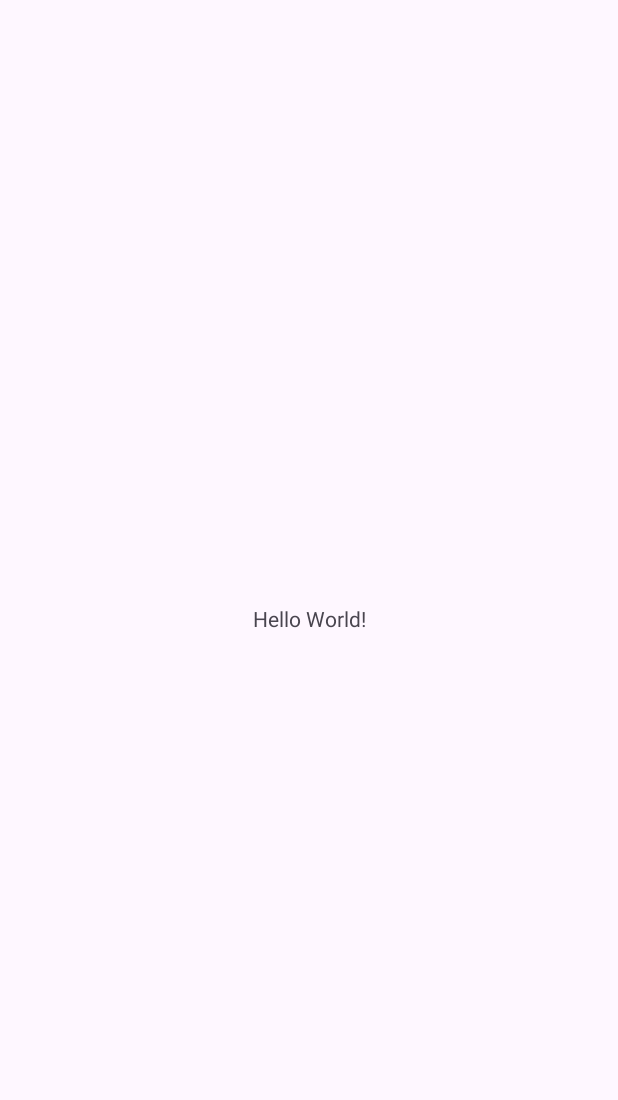
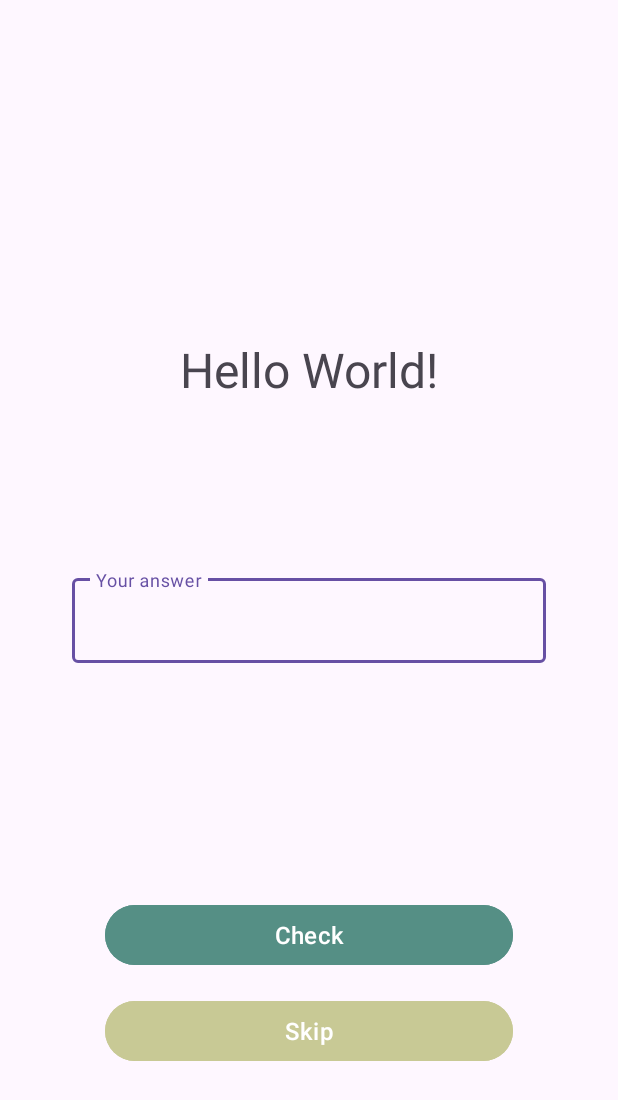
Before and after one commit to GermanFromSP/GoogleUnscrambleAppTDD, an Android app: the screen it shows after launch (MainActivity), on a phone screen of 412 x 824 dp. Before the commit the part shown is almost empty. Shown: the top 1100 px of the screen. Run offline under Robolectric (Android 15) with nearby library versions, the phone set to English and light mode, and no system bars.

Commit message:
UG-03 Create XML file

```diff
--- a/app/src/main/java/ru/german/android/expertcourseunscrambleword/MainActivity.kt
+++ b/app/src/main/java/ru/german/android/expertcourseunscrambleword/MainActivity.kt
@@ -11,7 +11,7 @@ class MainActivity : AppCompatActivity() {
         super.onCreate(savedInstanceState)
         enableEdgeToEdge()
         setContentView(R.layout.activity_main)
-        ViewCompat.setOnApplyWindowInsetsListener(findViewById(R.id.main)) { v, insets ->
+        ViewCompat.setOnApplyWindowInsetsListener(findViewById(R.id.rootLayout)) { v, insets ->
             val systemBars = insets.getInsets(WindowInsetsCompat.Type.systemBars())
             v.setPadding(systemBars.left, systemBars.top, systemBars.right, systemBars.bottom)
             insets
--- a/app/src/main/res/layout/activity_main.xml
+++ b/app/src/main/res/layout/activity_main.xml
@@ -1,19 +1,98 @@
 <?xml version="1.0" encoding="utf-8"?>
-<androidx.constraintlayout.widget.ConstraintLayout xmlns:android="http://schemas.android.com/apk/res/android"
+<LinearLayout xmlns:android="http://schemas.android.com/apk/res/android"
     xmlns:app="http://schemas.android.com/apk/res-auto"
     xmlns:tools="http://schemas.android.com/tools"
-    android:id="@+id/main"
+    android:id="@+id/rootLayout"
     android:layout_width="match_parent"
     android:layout_height="match_parent"
+
+    android:gravity="center"
+    android:orientation="vertical"
     tools:context=".MainActivity">
 
+    <Space
+        android:layout_width="match_parent"
+        android:layout_height="0dp"
+        android:layout_weight="1" />
+
     <TextView
-        android:layout_width="wrap_content"
+        android:id="@+id/scrambledWordTextView"
+        android:layout_width="match_parent"
         android:layout_height="wrap_content"
         android:text="Hello World!"
+        android:textAlignment="center"
+        android:textSize="32sp"
         app:layout_constraintBottom_toBottomOf="parent"
         app:layout_constraintEnd_toEndOf="parent"
         app:layout_constraintStart_toStartOf="parent"
         app:layout_constraintTop_toTopOf="parent" />
 
-</androidx.constraintlayout.widget.ConstraintLayout>
+    <Space
+        android:layout_width="match_parent"
+        android:layout_height="0dp"
+        android:layout_weight="0.5" />
+
+    <com.google.android.material.textfield.TextInputLayout
+        android:id="@+id/inputTextLayout"
+        android:layout_width="match_parent"
+        android:layout_height="wrap_content"
+        android:layout_marginStart="48dp"
+        android:layout_marginEnd="48dp"
+        android:hint="@string/answer"
+        app:endIconMode="clear_text"
+        app:hintEnabled="true">
+
+        <com.google.android.material.textfield.TextInputEditText
+            android:id="@+id/inputTextField"
+            android:layout_width="match_parent"
+            android:layout_height="wrap_content"
+
+            />
+    </com.google.android.material.textfield.TextInputLayout>
+
+    <Space
+        android:layout_width="match_parent"
+        android:layout_height="0dp"
+        android:layout_weight="0.7" />
+
+    <Button
+        android:id="@+id/checkButton"
+        android:layout_width="match_parent"
+        android:layout_height="wrap_content"
+        android:layout_marginStart="70dp"
+        android:layout_marginEnd="70dp"
+        android:layout_marginBottom="16dp"
+        android:backgroundTint="#558F85"
+        android:text="@string/check"
+        android:textAllCaps="false"
+        android:textSize="16sp" />
+
+    <Button
+        android:id="@+id/skipButton"
+        android:layout_width="match_parent"
+        android:layout_height="wrap_content"
+        android:layout_marginStart="70dp"
+        android:layout_marginEnd="70dp"
+        android:backgroundTint="#C8C995"
+        android:text="@string/skip"
+        android:textAllCaps="false"
+        android:textSize="16sp" />
+
+    <Button
+        android:id="@+id/nextButton"
+        android:layout_width="match_parent"
+        android:layout_height="wrap_content"
+        android:layout_marginStart="70dp"
+        android:layout_marginEnd="70dp"
+        android:backgroundTint="#A297E7"
+        android:text="@string/next"
+        android:textAllCaps="false"
+        android:textSize="16sp"
+        android:visibility="gone" />
+
+    <Space
+        android:layout_width="match_parent"
+        android:layout_height="0dp"
+        android:layout_weight="0.5" />
+
+</LinearLayout>
--- a/app/src/main/res/values/strings.xml
+++ b/app/src/main/res/values/strings.xml
@@ -3,4 +3,5 @@
     <string name="skip">Skip</string>
     <string name="check">Check</string>
     <string name="next">Next</string>
+    <string name="answer">Your answer</string>
 </resources>
--- a/app/src/main/res/values/themes.xml
+++ b/app/src/main/res/values/themes.xml
@@ -6,4 +6,6 @@
     </style>
 
     <style name="Theme.ExpertCourseUnscrambleWord" parent="Base.Theme.ExpertCourseUnscrambleWord" />
+
+
 </resources>
```
Also changed, not shown: 2 other files.
